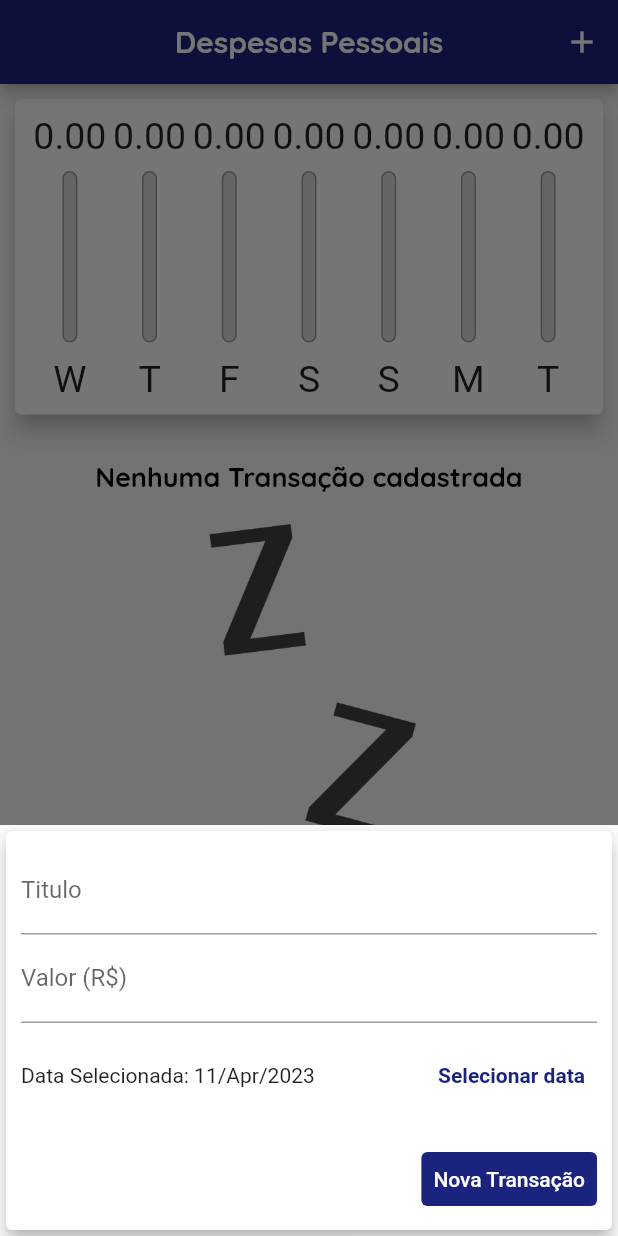
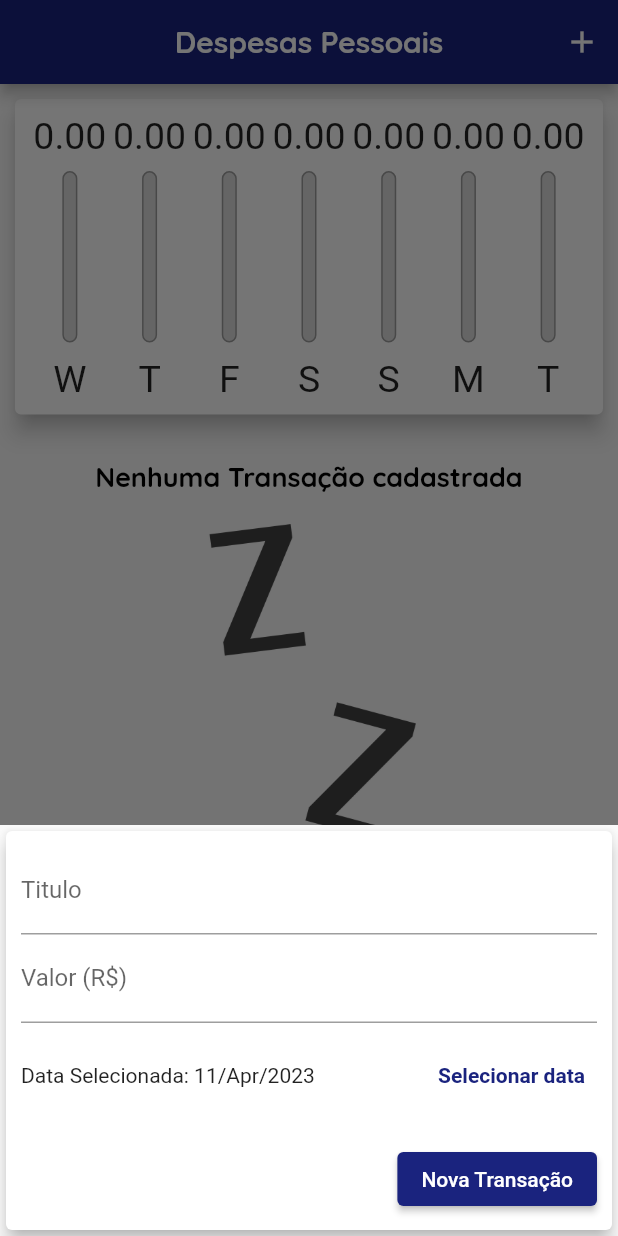
Before and after one commit to 9reis/despesas_pessoais__flutter, a Flutter app: the screen it shows after launch, after a tap on the "add" icon, on a phone screen of 412 x 824 dp. Run offline on Flutter 3.47's test engine with Material 2 defaults, Android fonts, the phone set to English and light mode, and no system bars.

Commit message:
Botão Adaptativo - Encapsulando comp em uma classe

```diff
--- /dev/null
+++ b/lib/components/adaptative_button.dart
@@ -0,0 +1,42 @@
+import 'dart:io';
+
+import 'package:flutter/cupertino.dart';
+import 'package:flutter/material.dart';
+import 'package:flutter/src/widgets/framework.dart';
+import 'package:flutter/src/widgets/placeholder.dart';
+
+class AdaptativeButton extends StatelessWidget {
+  const AdaptativeButton(
+      {Key? key, required this.label, required this.onPressed})
+      : super(key: key);
+
+  final String label;
+  final Function() onPressed;
+
+  @override
+  Widget build(BuildContext context) {
+    return Platform.isIOS
+        ? CupertinoButton(
+            padding: EdgeInsets.symmetric(horizontal: 20),
+            child: Text(
+              label,
+              style: TextStyle(
+                color: Colors.white,
+              ),
+            ),
+            color: Theme.of(context).colorScheme.primary,
+            onPressed: onPressed,
+          )
+        : ElevatedButton(
+            child: Text(
+              label,
+              style: TextStyle(
+                color: Colors.white,
+              ),
+            ),
+            style: ElevatedButton.styleFrom(
+                backgroundColor: Theme.of(context).colorScheme.primary),
+            onPressed: onPressed,
+          );
+  }
+}
--- a/lib/components/transaction_form.dart
+++ b/lib/components/transaction_form.dart
@@ -1,3 +1,4 @@
+import 'package:despesas_pessoais__flutter/components/adaptative_button.dart';
 import 'package:flutter/material.dart';
 import 'package:intl/intl.dart';
 
@@ -93,15 +94,10 @@ class _TransactionFormState extends State<TransactionForm> {
               Row(
                 mainAxisAlignment: MainAxisAlignment.end,
                 children: [
-                  TextButton(
-                    style: TextButton.styleFrom(
-                        backgroundColor: Theme.of(context).colorScheme.primary),
-                    child: Text(
-                      'Nova Transação',
-                      style: TextStyle(color: Colors.white),
-                    ),
+                  AdaptativeButton(
+                    label: 'Nova Transação',
                     onPressed: _submitForm,
-                  ),
+                  )
                 ],
               ),
             ],
```
